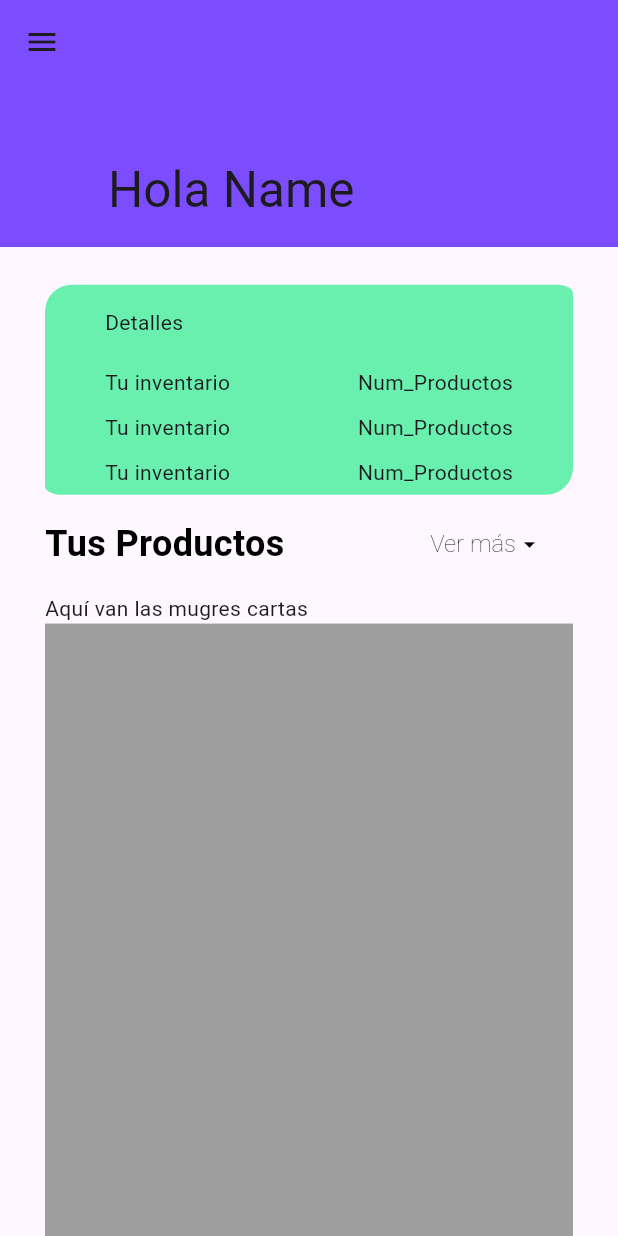
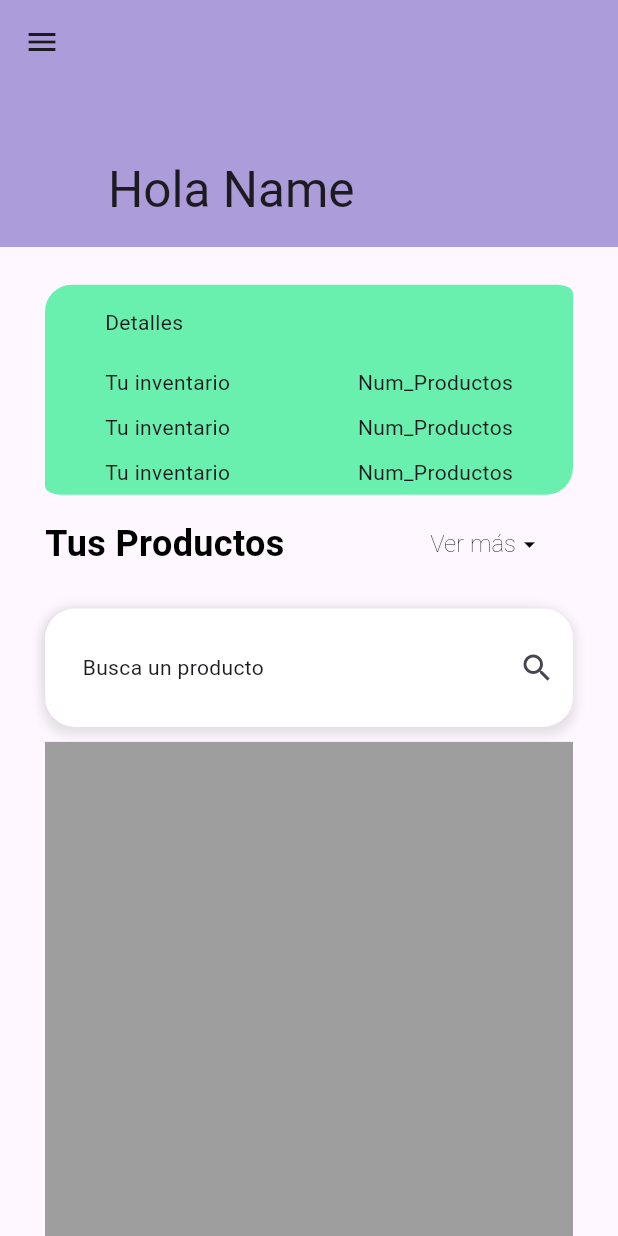
Before and after one commit to luisdavidAG/AppMovil_Tiendita, a Flutter app: the TuInventario_Screen screen opened directly, on a phone screen of 412 x 824 dp. Run offline on Flutter 3.47's test engine with Material 3 defaults, Android fonts, the phone set to English and light mode, and no system bars; Roboto replaces fonts that are missing (creditCardSecurityCode).

Commit message:
commit luis david pc mejoras a inventari_scrren

```diff
--- a/tiendita/lib/screns/tuInventario_Screnn.dart
+++ b/tiendita/lib/screns/tuInventario_Screnn.dart
@@ -1,5 +1,6 @@
 import 'package:flutter/material.dart';
 import 'package:tiendita/widgets/Personalizados_Screnns/FeedBack_Inventario.dart';
+import 'package:tiendita/widgets/TuInventario/Tu_Inventario.dart';
 
 class TuInventario_Screen extends StatefulWidget {
   const TuInventario_Screen({super.key});
@@ -14,15 +15,14 @@ class _TuInventarioScreenState extends State<TuInventario_Screen> {
   final double padings_V = 25;
 
   //TODO GENERALES
-  //todo hacer cada uno de los forms para el CRud
-  //todo arreglar el feeedback
+  //todo arreglar el feedback
   //todo darle un diseño mas bonito a todo agregar UX ala screen y los colores sombras a cada uno
-  //todo agregar el icono hacia atras en el appbaner y darle aniomacion que aparesca por primera ver cuando vena la screen
+  //todo agregar el icono hacia atras en el appbaner y darle animación que aparezca por primera vez cuando vena la screen
+  //todo agregar el buscador ahi se mostraran las cartas
 
   @override
   Widget build(BuildContext context) {
     Size pantalla = MediaQuery.of(context).size;
-
     return Scaffold(
       body: SafeArea(
         child: CustomScrollView(
@@ -34,7 +34,7 @@ class _TuInventarioScreenState extends State<TuInventario_Screen> {
               pinned: true,
               flexibleSpace: FlexibleSpaceBar(
                 background: Container(
-                  color: Colors.deepPurpleAccent,
+                  color: const Color.fromARGB(255, 172, 156, 218),
                 ),
                 title: Text('Hola Name'),
               ),
@@ -113,13 +113,16 @@ class _TuInventarioScreenState extends State<TuInventario_Screen> {
                       //y las cartas de los productos
                       //TODO Checar como puedo generar los productos en dos filas en un montón de columnas
                       //TODO O si no cambiar a solo una carta que se genere en columnas
-                      const Row(
-                        children: [
-                          Text('Aquí van las mugres cartas'),
-                        ],
+
+                      Container(
+                        height: pantalla.height * .12,
+                        width: pantalla.width,
+                        //sdecoration: BoxDecoration(color: Colors.cyan),
+                        child: SearchBar(),
                       ),
+
                       Container(
-                        height: pantalla.height * .80,
+                        height: pantalla.height,
                         width: pantalla.width,
                         decoration: BoxDecoration(
                           color: Colors.grey,
@@ -137,3 +140,110 @@ class _TuInventarioScreenState extends State<TuInventario_Screen> {
     );
   }
 }
+
+//buscador
+class SearchBar extends StatefulWidget {
+  const SearchBar({Key? key}) : super(key: key);
+
+  @override
+  State<SearchBar> createState() => _SearchBarState();
+}
+
+class _SearchBarState extends State<SearchBar>
+    with SingleTickerProviderStateMixin {
+  bool _isActive = false;
+
+  @override
+  Widget build(BuildContext context) {
+    return Padding(
+      padding: EdgeInsets.symmetric(vertical: 10),
+      child: Container(
+        decoration: BoxDecoration(
+          color: Colors.white,
+          borderRadius: BorderRadius.circular(20),
+          boxShadow: [
+            BoxShadow(
+              color: Colors.black.withOpacity(0.1), // Sombra sutil
+              spreadRadius: 2, // Extensión de la sombra
+              blurRadius: 5, // Desenfoque de la sombra
+              offset: Offset(0, 3), // Desplazamiento de la sombra
+            ),
+            BoxShadow(
+              color: Colors.grey.withOpacity(0.2), // Sombra secundaria
+              spreadRadius: -5, // Extensión de la sombra
+              blurRadius: 8, // Desenfoque de la sombra
+              offset: Offset(-5, -5), // Desplazamiento de la sombra
+            ),
+          ],
+        ),
+        child: Row(
+          mainAxisAlignment: MainAxisAlignment.start,
+          children: [
+            if (!_isActive)
+              Padding(
+                padding: const EdgeInsets.only(left: 25),
+                child: Text(
+                  "Busca un producto",
+                  style: Theme.of(context).appBarTheme.titleTextStyle,
+                ),
+              ),
+            Expanded(
+              child: Align(
+                alignment: Alignment.centerRight,
+                child: AnimatedSwitcher(
+                  duration: const Duration(milliseconds: 125),
+                  child: _isActive
+                      ? Container(
+                          alignment: Alignment.centerLeft,
+                          width: double
+                              .infinity, // Asegúrate de que ocupe todo el ancho
+                          height: pantalla.height, // Tamaño uniforme
+                          decoration: BoxDecoration(
+                            color: const Color.fromARGB(137, 38, 182, 170),
+                            borderRadius: BorderRadius.circular(20),
+                          ),
+                          child: TextField(
+                            style: TextStyle(
+                              color: Colors.black,
+                              fontSize: 18,
+                              fontWeight: FontWeight.w200,
+                            ),
+                            enableSuggestions: false,
+                            onChanged: (value) => '',
+                            decoration: InputDecoration(
+                              border: InputBorder.none,
+                              focusedBorder: InputBorder.none,
+                              enabledBorder: InputBorder.none,
+                              hintText: 'Busca algun producto',
+                              focusColor: const Color.fromARGB(255, 0, 0, 0),
+                              prefixIcon: const Icon(Icons.search),
+                              suffixIcon: IconButton(
+                                onPressed: () {
+                                  setState(() {
+                                    _isActive = false;
+                                  });
+                                },
+                                icon: const Icon(Icons.close),
+                              ),
+                            ),
+                          ),
+                        )
+                      : IconButton(
+                          onPressed: () {
+                            setState(() {
+                              _isActive = true;
+                            });
+                          },
+                          icon: const Icon(
+                            Icons.search,
+                          ),
+                        ),
+                ),
+              ),
+            ),
+          ],
+        ),
+      ),
+    );
+  }
+}
```
